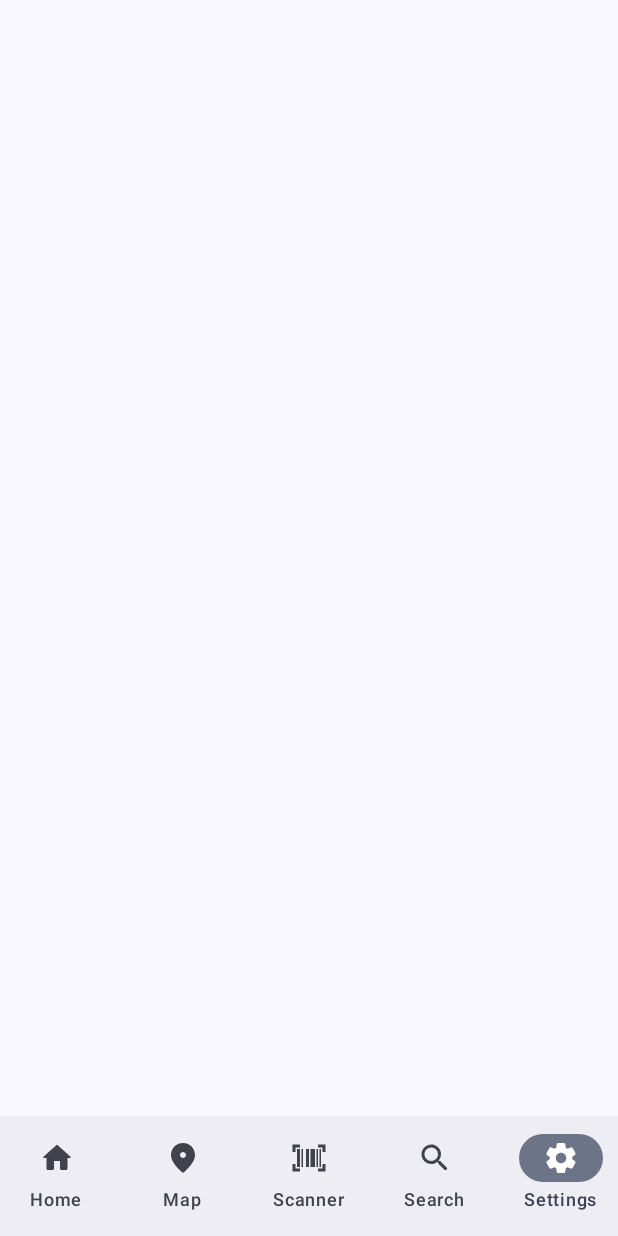
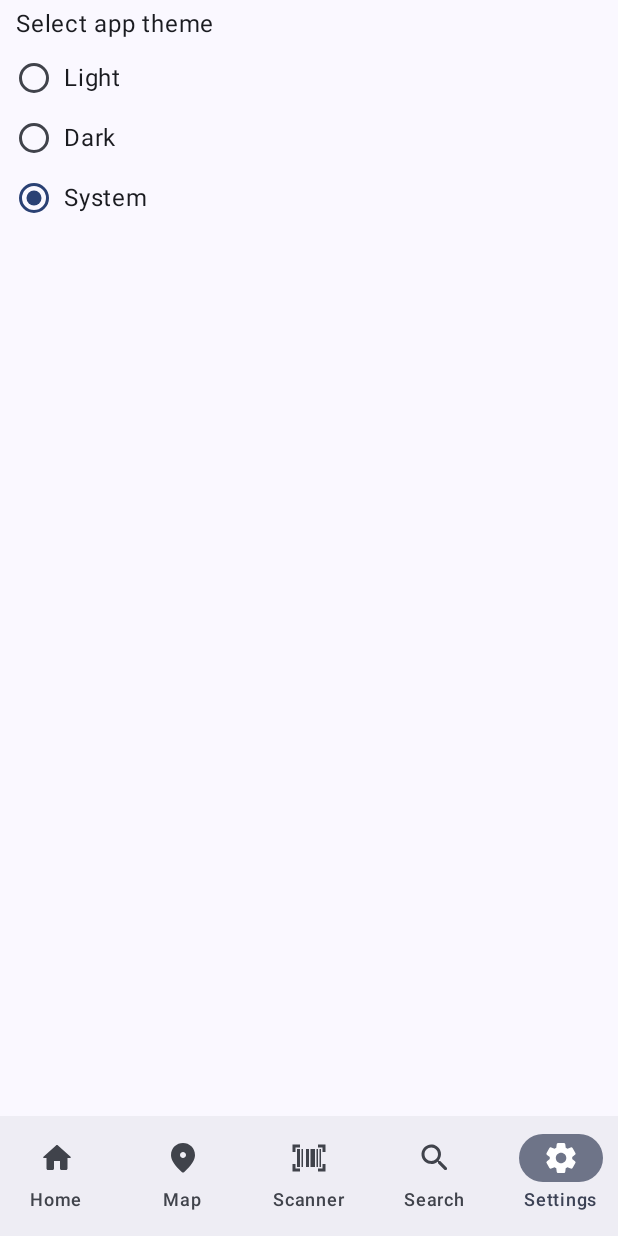
Before and after one commit to rvndsy/mpi2025_group04_wasteless, an Android app built with Jetpack Compose: the screen it shows after launch (MainActivity), item 5 of the bottom bar chosen, on a phone screen of 412 x 824 dp. Run offline under Robolectric (Android 15) with nearby library versions, the phone set to English and light mode, and no system bars; our stand-ins replace navigation suite.

Commit message:
Add app theme setting

```diff
--- a/app/build.gradle.kts
+++ b/app/build.gradle.kts
@@ -61,6 +61,9 @@ dependencies {
     debugImplementation(libs.androidx.compose.ui.tooling)
     debugImplementation(libs.androidx.compose.ui.test.manifest)
 
+    // Settings preference storage
+    implementation(libs.androidx.datastore.preferences)
+
     // For OSM MapView
     //noinspection NewerVersionAvailable
     implementation("com.google.accompanist:accompanist-permissions:0.37.3")
@@ -74,4 +77,6 @@ dependencies {
     implementation("androidx.camera:camera-view:1.5.1")
     implementation("androidx.lifecycle:lifecycle-viewmodel-compose:2.9.4")
 //    implementation("org.jetbrains.kotlinx:kotlinx-serialization-json:1.9.0")
+
+
 }
--- a/app/src/main/java/lv/makeitgreen/wasteless/MainActivity.kt
+++ b/app/src/main/java/lv/makeitgreen/wasteless/MainActivity.kt
@@ -1,19 +1,52 @@
 package lv.makeitgreen.wasteless
 
+import android.content.Context
 import android.os.Bundle
 import androidx.activity.ComponentActivity
 import androidx.activity.compose.setContent
 import androidx.activity.enableEdgeToEdge
+import androidx.compose.foundation.isSystemInDarkTheme
+import androidx.compose.runtime.collectAsState
+import androidx.compose.runtime.getValue
+import androidx.compose.runtime.mutableStateOf
+import androidx.compose.runtime.remember
+import androidx.compose.runtime.rememberCoroutineScope
+import androidx.compose.runtime.setValue
 import androidx.navigation.compose.rememberNavController
 import lv.makeitgreen.wasteless.navigation.NavigationMain
 import lv.makeitgreen.wasteless.ui.theme.WastelessTheme
+import androidx.datastore.preferences.core.stringPreferencesKey
+import androidx.datastore.preferences.preferencesDataStore
+import androidx.lifecycle.lifecycleScope
+import kotlinx.coroutines.flow.first
+import kotlinx.coroutines.flow.map
+import kotlinx.coroutines.launch
+import kotlinx.coroutines.runBlocking
+
+val Context.dataStore by preferencesDataStore(name = "settings")
+val SAVED_THEME_KEY = stringPreferencesKey("saved_theme")
 
 class MainActivity : ComponentActivity() {
     override fun onCreate(savedInstanceState: Bundle?) {
         super.onCreate(savedInstanceState)
         enableEdgeToEdge()
+
         setContent {
-            WastelessTheme {
+            // adapt to theme setting changes
+            val themeFlow = dataStore.data.map { preferences ->
+                preferences[SAVED_THEME_KEY] ?: "System"
+            }
+
+            val themeState by themeFlow.collectAsState(initial = "System")
+            val isDarkMode = when (themeState) {
+                "Dark" -> true
+                "Light" -> false
+                else -> isSystemInDarkTheme()
+            }
+
+            WastelessTheme(
+                darkTheme = isDarkMode
+            ) {
                 val navController = rememberNavController()
                 NavigationMain(navController)
             }
--- a/app/src/main/java/lv/makeitgreen/wasteless/ui/main/SettingsScreen.kt
+++ b/app/src/main/java/lv/makeitgreen/wasteless/ui/main/SettingsScreen.kt
@@ -1,25 +1,104 @@
 package lv.makeitgreen.wasteless.ui.main
 
+import android.annotation.SuppressLint
+import androidx.compose.foundation.border
+import androidx.compose.foundation.layout.Arrangement
+import androidx.compose.foundation.layout.Column
+import androidx.compose.foundation.layout.Row
+import androidx.compose.foundation.layout.Spacer
 import androidx.compose.foundation.layout.fillMaxSize
+import androidx.compose.foundation.layout.fillMaxWidth
+import androidx.compose.foundation.layout.padding
+import androidx.compose.foundation.layout.width
+import androidx.compose.foundation.selection.selectable
 import androidx.compose.material3.ExperimentalMaterial3Api
+import androidx.compose.material3.RadioButton
 import androidx.compose.material3.Scaffold
+import androidx.compose.material3.Text
 import androidx.compose.runtime.Composable
+import androidx.compose.runtime.collectAsState
 import androidx.compose.runtime.getValue
 import androidx.compose.runtime.mutableStateOf
+import androidx.compose.runtime.rememberCoroutineScope
 import androidx.compose.runtime.saveable.rememberSaveable
 import androidx.compose.runtime.setValue
+import androidx.compose.ui.Alignment
 import androidx.compose.ui.Modifier
+import androidx.compose.ui.graphics.Color
+import androidx.compose.ui.platform.LocalContext
+import androidx.compose.ui.unit.dp
+import androidx.datastore.preferences.core.edit
 import androidx.navigation.NavController
+import kotlinx.coroutines.flow.map
+import kotlinx.coroutines.launch
+import lv.makeitgreen.wasteless.SAVED_THEME_KEY
+import lv.makeitgreen.wasteless.dataStore
 import lv.makeitgreen.wasteless.navigation.AppDestinations
 import lv.makeitgreen.wasteless.ui.components.NavBar
 
+@SuppressLint("UnusedMaterial3ScaffoldPaddingParameter")
 @OptIn(ExperimentalMaterial3Api::class)
 @Composable
 fun SettingsScreen(navController: NavController) {
     var currentDestination by rememberSaveable { mutableStateOf(AppDestinations.SETTINGS) }
 
     NavBar(currentDestination, navController) {
-        Scaffold(modifier = Modifier.fillMaxSize()) {
+        Scaffold (modifier = Modifier.fillMaxSize()) { innerPadding ->
+            Column (
+                modifier = Modifier
+                    .padding(innerPadding)
+                    .fillMaxWidth(),
+                horizontalAlignment = Alignment.CenterHorizontally
+            ) {
+                ThemeSelector()
+            }
         }
     }
 }
+
+@Composable
+fun ThemeSelector() {
+    val context = LocalContext.current
+    val scope = rememberCoroutineScope()
+
+    val themeFlow = context.dataStore.data.map { preferences ->
+        preferences[SAVED_THEME_KEY] ?: "System"
+    }
+    val selectedTheme by themeFlow.collectAsState(initial = "System")
+
+    val themeOptions = listOf("Light", "Dark", "System")
+
+    Row (
+        Modifier
+            .fillMaxWidth(0.95f)
+            .padding(vertical = 4.dp)
+    ) {
+        Text("Select app theme")
+    }
+
+    themeOptions.forEach { option ->
+        Row (
+            Modifier
+                .fillMaxWidth(0.95f)
+                .padding(vertical = 8.dp)
+                .selectable(
+                    selected = selectedTheme == option,
+                    onClick = {
+                        scope.launch {
+                            context.dataStore.edit { preferences ->
+                                preferences[SAVED_THEME_KEY] = option
+                            }
+                        }
+                    }
+                ),
+            verticalAlignment = Alignment.CenterVertically
+        ) {
+            RadioButton (
+                selected = selectedTheme == option,
+                onClick = null
+            )
+            Spacer(Modifier.width(8.dp))
+            Text(option)
+        }
+    }
+}
--- a/gradle/libs.versions.toml
+++ b/gradle/libs.versions.toml
@@ -1,5 +1,6 @@
 [versions]
 agp = "8.13.0"
+datastorePreferencesCore = "1.1.7"
 kotlin = "2.0.21"
 coreKtx = "1.10.1"
 junit = "4.13.2"
@@ -28,6 +29,8 @@ androidx-compose-ui-test-manifest = { group = "androidx.compose.ui", name = "ui-
 androidx-compose-ui-test-junit4 = { group = "androidx.compose.ui", name = "ui-test-junit4" }
 androidx-compose-material3 = { group = "androidx.compose.material3", name = "material3" }
 androidx-compose-material3-adaptive-navigation-suite = { group = "androidx.compose.material3", name = "material3-adaptive-navigation-suite" }
+androidx-datastore-preferences = { module = "androidx.datastore:datastore-preferences", version.ref = "datastorePreferencesCore" }
+androidx-datastore-preferences-core = { module = "androidx.datastore:datastore-preferences-core", version.ref = "datastorePreferencesCore" }
 androidx-navigation-compose = { group = "androidx.navigation", name = "navigation-compose", version.ref = "navigationCompose" }
 osmdroid-android = { module = "org.osmdroid:osmdroid-android", version.ref = "osmdroidAndroid" }
 play-services-location = { group = "com.google.android.gms", name = "play-services-location", version.ref = "playServicesLocation" }
```
